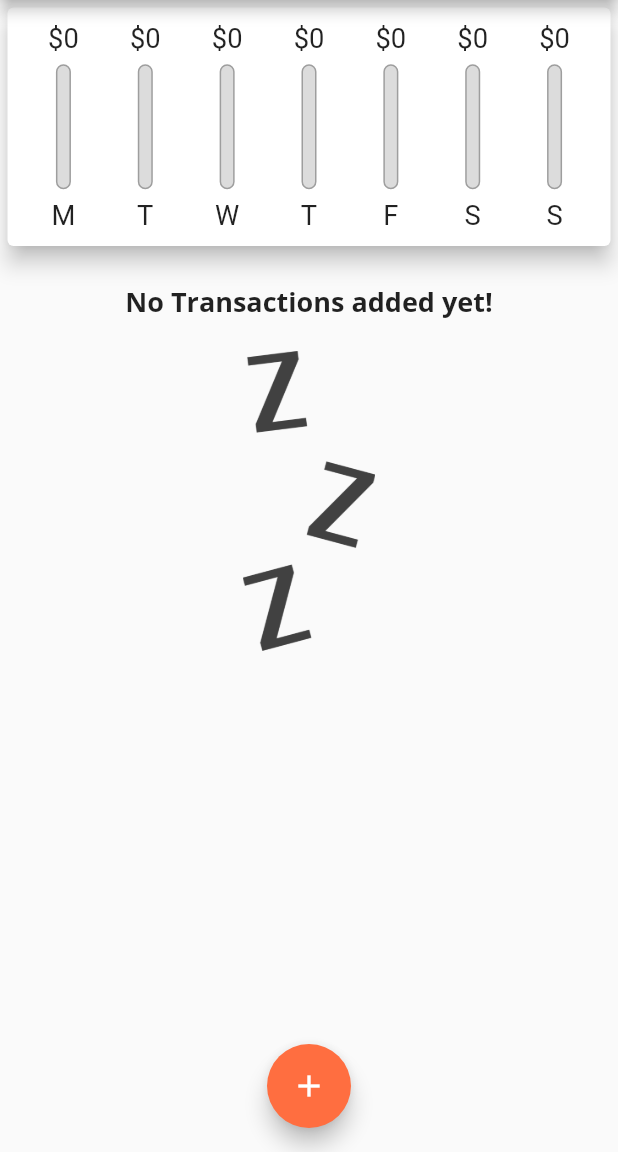
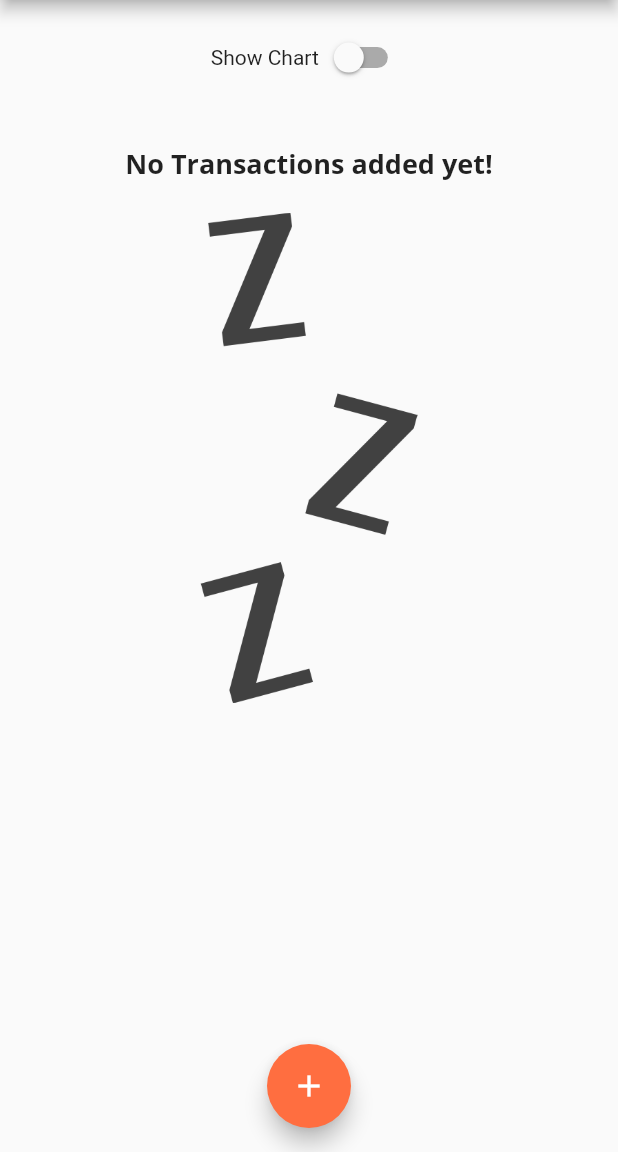
Before and after one commit to fffrowies/expense_planner, a Flutter app: the screen it shows after launch, on a phone screen of 412 x 824 dp, the part 84-1236 px from its top. Run offline on Flutter 3.47's test engine with Material 2 defaults, Android fonts, the phone set to English and light mode, and no system bars.

Commit message:
Landscape mode.

```diff
--- a/lib/main.dart
+++ b/lib/main.dart
@@ -1,5 +1,4 @@
 import 'package:flutter/material.dart';
-import 'package:flutter/services.dart';
 import 'package:flutter/widgets.dart';
 
 import './widgets/transaction_list.dart';
@@ -8,9 +7,10 @@ import './widgets/chart.dart';
 import './models/transaction.dart';
 
 void main() {
-  WidgetsFlutterBinding.ensureInitialized();
-  SystemChrome.setPreferredOrientations(
-      [DeviceOrientation.portraitUp, DeviceOrientation.portraitDown]);
+  // Portrait mode exclusive.
+  // WidgetsFlutterBinding.ensureInitialized();
+  // SystemChrome.setPreferredOrientations(
+  //     [DeviceOrientation.portraitUp, DeviceOrientation.portraitDown]);
   runApp(MyApp());
 }
 
@@ -52,6 +52,8 @@ class MyHomePage extends StatefulWidget {
 
 class _MyHomePageState extends State<MyHomePage> {
   final List<Transaction> _userTransactions = [];
+
+  bool _showChart = false;
 
   List<Transaction> get _recentTransactions {
     return _userTransactions.where((tx) {
@@ -117,16 +119,38 @@ class _MyHomePageState extends State<MyHomePage> {
               height: (MediaQuery.of(context).size.height -
                       appBar.preferredSize.height -
                       MediaQuery.of(context).padding.top) *
-                  0.22,
-              child: Chart(_recentTransactions),
+                  0.1,
+              child: Row(
+                mainAxisAlignment: MainAxisAlignment.center,
+                children: <Widget>[
+                  Text('Show Chart'),
+                  Switch(
+                      value: _showChart,
+                      onChanged: (value) {
+                        setState(() {
+                          _showChart = value;
+                        });
+                      }),
+                ],
+              ),
             ),
-            Container(
-              height: (MediaQuery.of(context).size.height -
-                      appBar.preferredSize.height -
-                      MediaQuery.of(context).padding.top) *
-                  0.78,
-              child: TransactionList(_userTransactions, _deleteTransaction),
-            ),
+            _showChart
+                ? Container(
+                    height: (MediaQuery.of(context).size.height -
+                            appBar.preferredSize.height -
+                            MediaQuery.of(context).padding.top) *
+                        0.6,
+                        //0.22,
+                    child: Chart(_recentTransactions),
+                  )
+                : Container(
+                    height: (MediaQuery.of(context).size.height -
+                            appBar.preferredSize.height -
+                            MediaQuery.of(context).padding.top) *
+                        0.71,
+                    child:
+                        TransactionList(_userTransactions, _deleteTransaction),
+                  ),
           ],
         ),
       ),
--- a/lib/widgets/transaction_list.dart
+++ b/lib/widgets/transaction_list.dart
@@ -13,7 +13,8 @@ class TransactionList extends StatelessWidget {
   @override
   Widget build(BuildContext context) {
     return transactions.isEmpty
-        ? Column(
+        ? LayoutBuilder(builder: (ctx, constrains) {
+            return Column(
               children: <Widget>[
                 SizedBox(
                   height: 20,
@@ -26,14 +27,15 @@ class TransactionList extends StatelessWidget {
                   height: 20,
                 ),
                 Container(
-                height: 200,
+                  height: constrains.maxHeight * 0.6,
                   child: Image.asset(
                     'assets/images/waiting.png',
                     fit: BoxFit.cover,
                   ),
                 ),
               ],
-          )
+            );
+          })
         : ListView.builder(
             itemBuilder: (ctx, i) {
               return Card(
```
Lines whose indentation alone changed are shown as unchanged.
